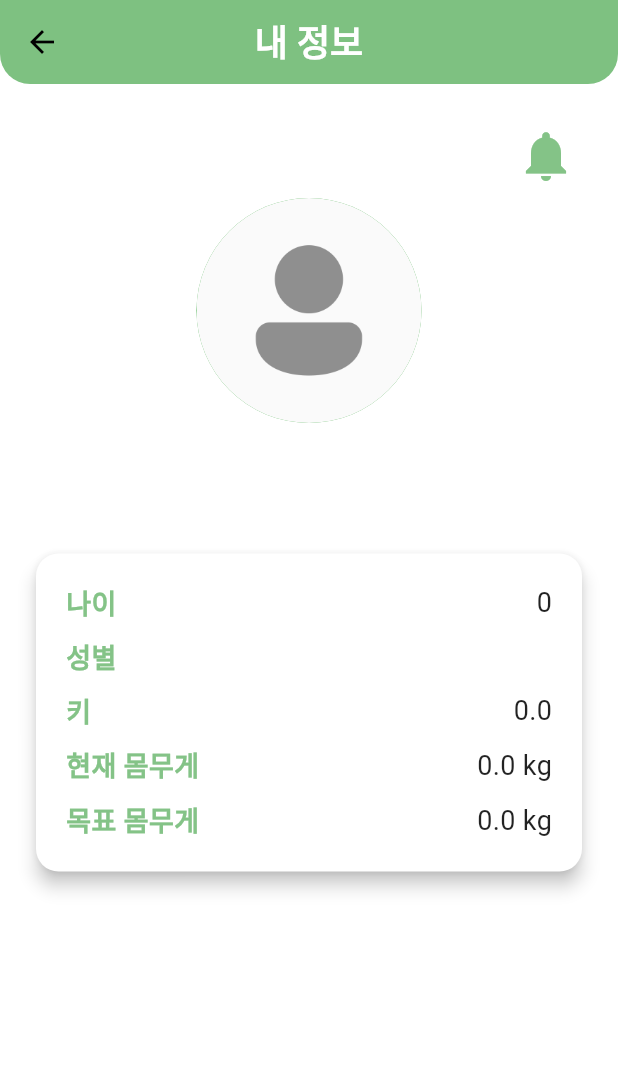
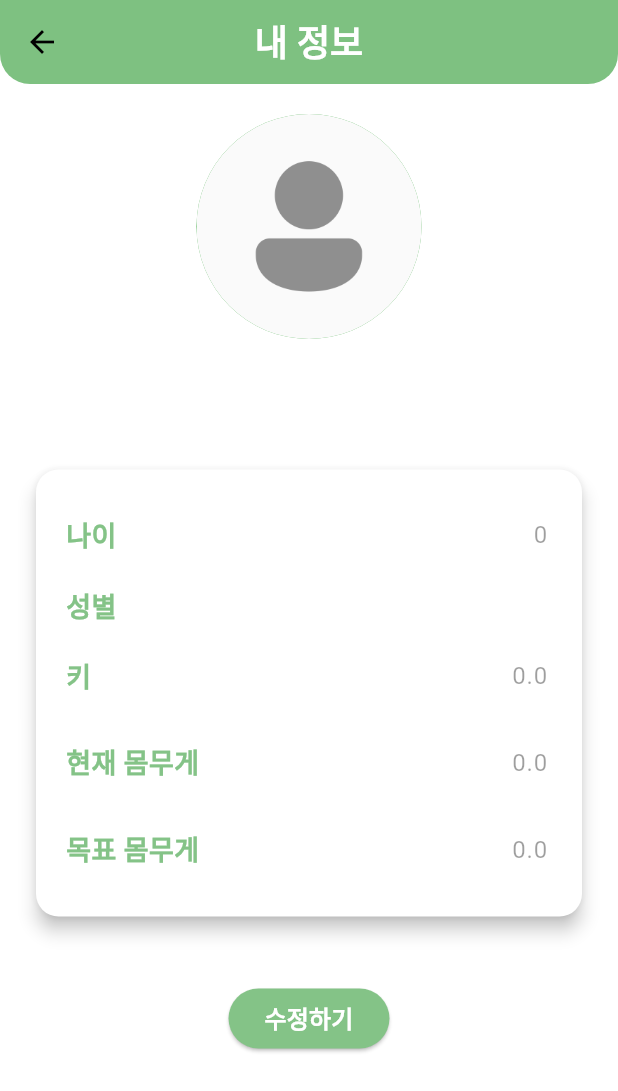
Before and after one commit to BlueH-01/dietary2, a Flutter app: the UserProfileScreen screen opened directly, on a phone screen of 412 x 824 dp. Shown: the top 1091 px of the screen. Run offline on Flutter 3.47's test engine with Material 3 defaults, Android fonts, the phone set to English and light mode, and no system bars; our stand-ins replace cloud_firestore, firebase_auth, firebase_core, firebase_storage, flutter_local_notifications, shared_preferences and 1 more; accounts and stored records are empty.

Commit message:
adding mypage modification

```diff
--- a/lib/settings/myPage.dart
+++ b/lib/settings/myPage.dart
@@ -1,8 +1,6 @@
 import 'package:flutter/material.dart';
 import 'package:firebase_auth/firebase_auth.dart';
 import 'package:cloud_firestore/cloud_firestore.dart';
-import '../main_home/main_home.dart';
-import '../settings/notify.dart';
 
 class UserProfileScreen extends StatefulWidget {
   const UserProfileScreen({super.key});
@@ -20,6 +18,13 @@ class _UserProfileScreenState extends State<UserProfileScreen> {
   double? currentWeight;
   double? targetWeight;
 
+  final TextEditingController ageController = TextEditingController();
+  final TextEditingController heightController = TextEditingController();
+  final TextEditingController currentWeightController = TextEditingController();
+  final TextEditingController targetWeightController = TextEditingController();
+
+  bool isEditing = false; // 수정 모드 상태 변수
+
   @override
   void initState() {
     super.initState();
@@ -29,7 +34,7 @@ class _UserProfileScreenState extends State<UserProfileScreen> {
   Future<void> loadUserData() async {
     User? user = FirebaseAuth.instance.currentUser;
     if (user != null) {
-      final String userId = FirebaseAuth.instance.currentUser?.uid ?? '';
+      final String userId = user.uid;
 
       DocumentSnapshot doc = await FirebaseFirestore.instance
           .collection('users')
@@ -39,6 +44,18 @@ class _UserProfileScreenState extends State<UserProfileScreen> {
       if (doc.exists) {
         setState(() {
           userData = doc.data() as Map<String, dynamic>;
+          userName = userData!['name'];
+          userAge = userData!['age'];
+          userGender = userData!['gender'];
+          userHeight = userData!['height'];
+          currentWeight = userData!['currentWeight'];
+          targetWeight = userData!['targetWeight'];
+
+          // Initialize controllers with current values
+          ageController.text = userAge?.toString() ?? '';
+          heightController.text = userHeight?.toString() ?? '';
+          currentWeightController.text = currentWeight?.toString() ?? '';
+          targetWeightController.text = targetWeight?.toString() ?? '';
         });
       } else {
         print("No data found for the user.");
@@ -46,13 +63,51 @@ class _UserProfileScreenState extends State<UserProfileScreen> {
     } else {
       print("No user is logged in.");
     }
+  }
 
-    userName = userData!['name'];
-    userAge = userData!['age'];
-    userGender = userData!['gender'];
-    userHeight = userData!['height'];
-    currentWeight = userData!['currentWeight'];
-    targetWeight = userData!['targetWeight'];
+  Future<void> updateUserData() async {
+    User? user = FirebaseAuth.instance.currentUser;
+    if (user != null) {
+      final String userId = user.uid;
+
+      await FirebaseFirestore.instance.collection('users').doc(userId).update({
+        'age': int.tryParse(ageController.text) ?? userAge,
+        'height': double.tryParse(heightController.text) ?? userHeight,
+        'currentWeight':
+            double.tryParse(currentWeightController.text) ?? currentWeight,
+        'targetWeight':
+            double.tryParse(targetWeightController.text) ?? targetWeight,
+      });
+
+      // Reload data to reflect updates
+      loadUserData();
+    }
+  }
+
+  Widget _buildEditableInfoRow(
+      String label, TextEditingController controller, TextInputType type) {
+    return Row(
+      mainAxisAlignment: MainAxisAlignment.spaceBetween,
+      children: [
+        Text(
+          label,
+          style: const TextStyle(
+              fontSize: 18,
+              fontWeight: FontWeight.w600,
+              color: Color.fromARGB(255, 132, 195, 135)),
+        ),
+        SizedBox(
+          width: 150,
+          child: TextField(
+            controller: controller,
+            keyboardType: type,
+            textAlign: TextAlign.end,
+            decoration: const InputDecoration(border: InputBorder.none),
+            enabled: isEditing, // 수정 가능 여부
+          ),
+        ),
+      ],
+    );
   }
 
   @override
@@ -79,24 +134,6 @@ class _UserProfileScreenState extends State<UserProfileScreen> {
         child: SingleChildScrollView(
           child: Column(
             children: [
-              Align(
-                alignment: Alignment.topRight,
-                child: IconButton(
-                  onPressed: () {
-                    Navigator.push(
-                      context,
-                      MaterialPageRoute(
-                        builder: (context) => const NotificationService(),
-                      ),
-                    );
-                  },
-                  icon: const Icon(
-                    Icons.notifications,
-                    size: 40,
-                    color: Color.fromARGB(255, 132, 195, 135),
-                  ),
-                ),
-              ),
               const Center(
                 child: CircleAvatar(
                   radius: 75,
@@ -112,7 +149,7 @@ class _UserProfileScreenState extends State<UserProfileScreen> {
                     color: Color.fromARGB(255, 132, 195, 135)),
               ),
               const SizedBox(height: 30),
-              // User details section
+              // Editable user details section
               Card(
                 elevation: 5,
                 shape: RoundedRectangleBorder(
@@ -122,19 +159,56 @@ class _UserProfileScreenState extends State<UserProfileScreen> {
                   padding: const EdgeInsets.all(20.0),
                   child: Column(
                     children: [
-                      _buildInfoRow('나이', '${userAge ?? 'Loading...'}'),
+                      _buildEditableInfoRow(
+                        '나이',
+                        ageController,
+                        TextInputType.number,
+                      ),
                       const SizedBox(height: 10),
-                      _buildInfoRow('성별', userGender ?? 'Loading...'),
+                      _buildInfoRow('성별',
+                          userGender ?? 'Loading...'), // Non-editable for now
                       const SizedBox(height: 10),
-                      _buildInfoRow('키', '${userHeight ?? 'Loading...'}'),
+                      _buildEditableInfoRow(
+                        '키',
+                        heightController,
+                        TextInputType.number,
+                      ),
                       const SizedBox(height: 10),
-                      _buildInfoRow(
-                          '현재 몸무게', '${currentWeight ?? 'Loading...'} kg'),
+                      _buildEditableInfoRow(
+                        '현재 몸무게',
+                        currentWeightController,
+                        TextInputType.number,
+                      ),
                       const SizedBox(height: 10),
-                      _buildInfoRow(
-                          '목표 몸무게', '${targetWeight ?? 'Loading...'} kg'),
+                      _buildEditableInfoRow(
+                        '목표 몸무게',
+                        targetWeightController,
+                        TextInputType.number,
+                      ),
                     ],
                   ),
+                ),
+              ),
+              const SizedBox(height: 40),
+              ElevatedButton(
+                onPressed: () {
+                  if (isEditing) {
+                    // 수정 완료 버튼 동작
+                    updateUserData();
+                  }
+                  setState(() {
+                    isEditing = !isEditing; // 수정 모드 토글
+                  });
+                },
+                style: ElevatedButton.styleFrom(
+                  backgroundColor: const Color.fromARGB(255, 132, 195, 135),
+                ),
+                child: Text(
+                  isEditing ? '수정 완료' : '수정하기',
+                  style: const TextStyle(
+                      fontSize: 16,
+                      fontWeight: FontWeight.bold,
+                      color: Colors.white),
                 ),
               ),
             ],
```
